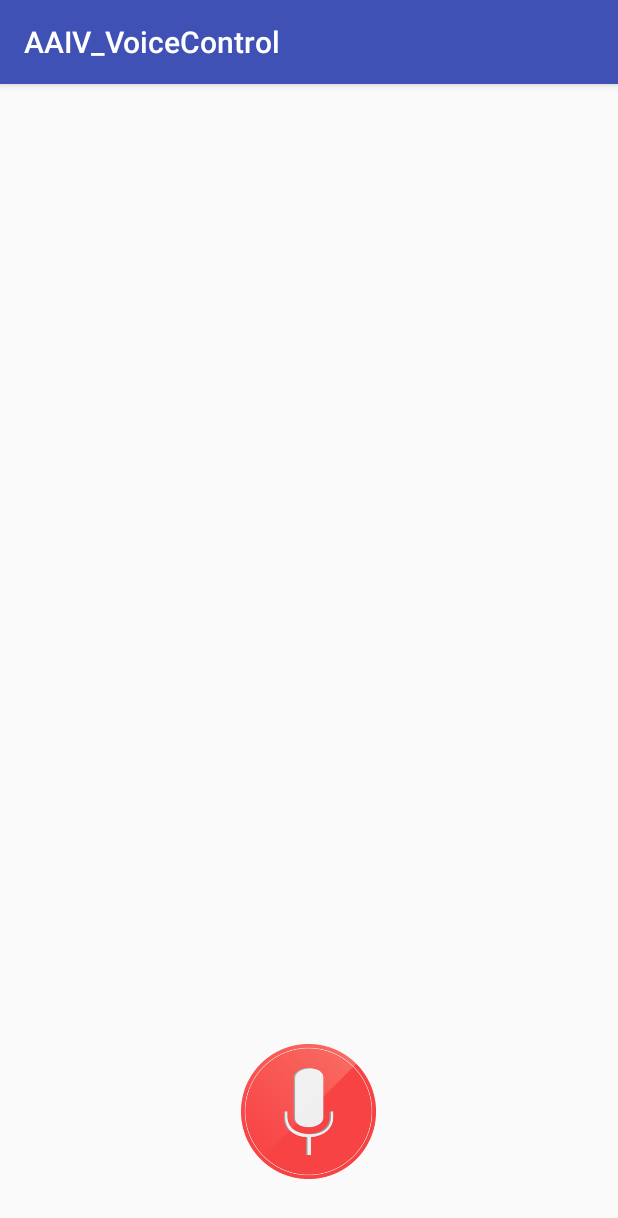
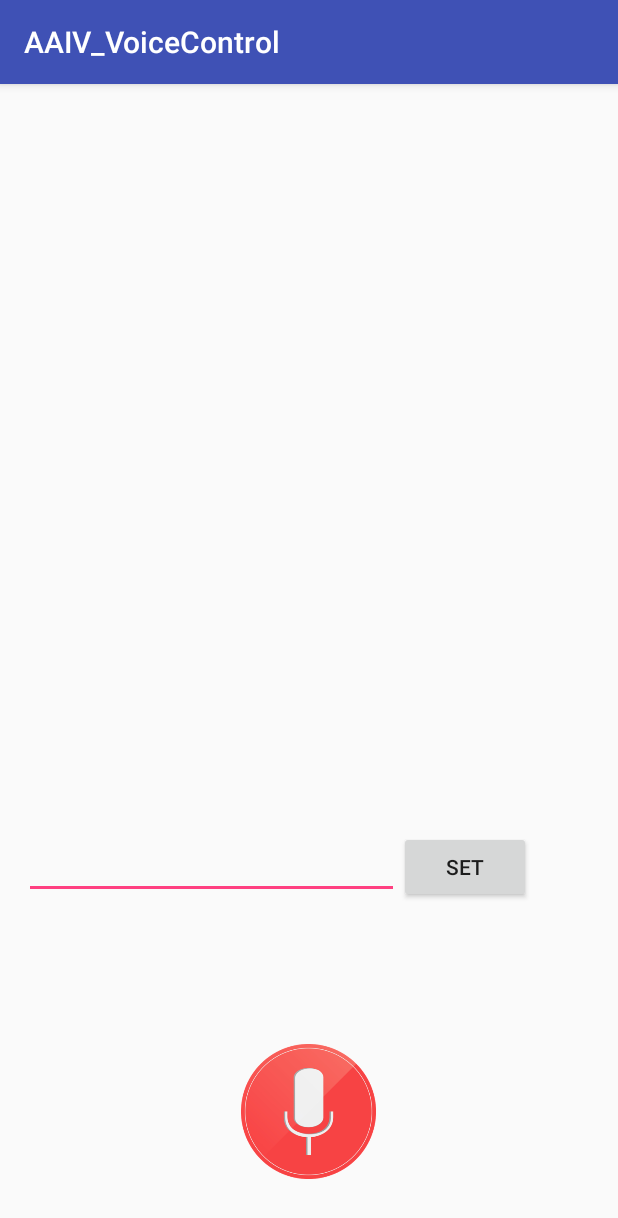
Before and after one commit to capstonbaby/AAIV, an Android app: the screen it shows after launch (MainActivity), on a phone screen of 412 x 824 dp. Shown: the top 1218 px of the screen. Run offline under Robolectric (Android 15) with nearby library versions, the phone set to English and light mode, and no system bars; libraries missing offline, so code that uses them is left out: com.cloudinary, com.cloudinary.utils; pictures from the network do not load.

Commit message:
update code

```diff
--- a/app/src/main/java/com/example/mypc/aaiv_voicecontrol/MainActivity.java
+++ b/app/src/main/java/com/example/mypc/aaiv_voicecontrol/MainActivity.java
@@ -11,6 +11,7 @@ import android.support.v7.app.AppCompatActivity;
 import android.support.v7.widget.Toolbar;
 import android.util.Log;
 import android.view.View;
+import android.widget.EditText;
 import android.widget.ImageButton;
 import android.widget.ImageView;
 import android.widget.TextView;
@@ -66,6 +67,7 @@ public class MainActivity extends AppCompatActivity {
     private ImageView iv_preview;
     private ImageButton mVoiceButton;
     private TextView mTvResult;
+    private EditText mTxtIp;
 
     private File returnCompressedImageFile;
 
@@ -88,11 +90,11 @@ public class MainActivity extends AppCompatActivity {
         Toolbar toolbar = (Toolbar) findViewById(R.id.toolbar);
         setSupportActionBar(toolbar);
 
-        Constants.setApiHost("192.168.1.99");
-        Toast.makeText(this, Constants.getApiHost(), Toast.LENGTH_LONG).show();
 
         iv_preview = (ImageView) findViewById(R.id.iv_preview);
         mTvResult = (TextView) findViewById(R.id.txtResult);
+        mTxtIp = (EditText) findViewById(R.id.et_ip);
+
         Bundle bundle = getIntent().getExtras();
         if (bundle != null) {
             returnCompressedImageFile = (File) bundle.get("imagefile");
@@ -109,6 +111,12 @@ public class MainActivity extends AppCompatActivity {
                 startSpeechToText("Sẵn sàng", SPEECH_RECOGNITION_CODE, SPEECH_LANGUAGE_ENG);
             }
         });
+    }
+
+    public void setIpAddress(View view) {
+        String ip = String.valueOf(mTxtIp.getText());
+        Constants.setApiHost(ip);
+        Toast.makeText(this, Constants.getApiHost(), Toast.LENGTH_LONG).show();
     }
 
     private class ImageUploader implements Runnable {
--- a/app/src/main/res/layout/content_main.xml
+++ b/app/src/main/res/layout/content_main.xml
@@ -41,4 +41,21 @@
         android:layout_alignParentStart="true"
         android:layout_marginBottom="7dp" />
 
+    <EditText
+        android:layout_width="250dp"
+        android:layout_height="wrap_content"
+        android:id="@+id/et_ip"
+        android:layout_marginBottom="46dp"
+        android:layout_above="@+id/txtResult"
+        android:layout_alignParentStart="true" />
+
+    <Button
+        android:layout_width="wrap_content"
+        android:layout_height="wrap_content"
+        android:text="set"
+        android:onClick="setIpAddress"
+        android:id="@+id/button"
+        android:layout_alignTop="@+id/et_ip"
+        android:layout_toEndOf="@+id/et_ip" />
+
 </RelativeLayout>
```
